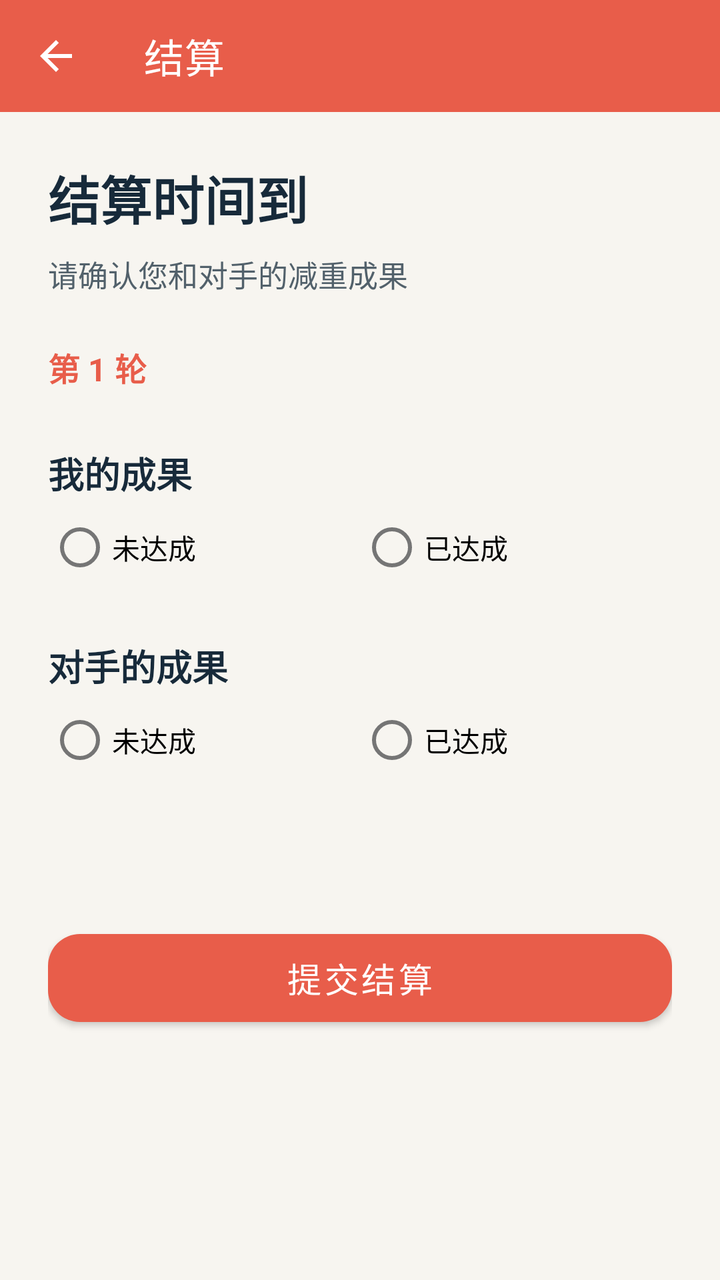
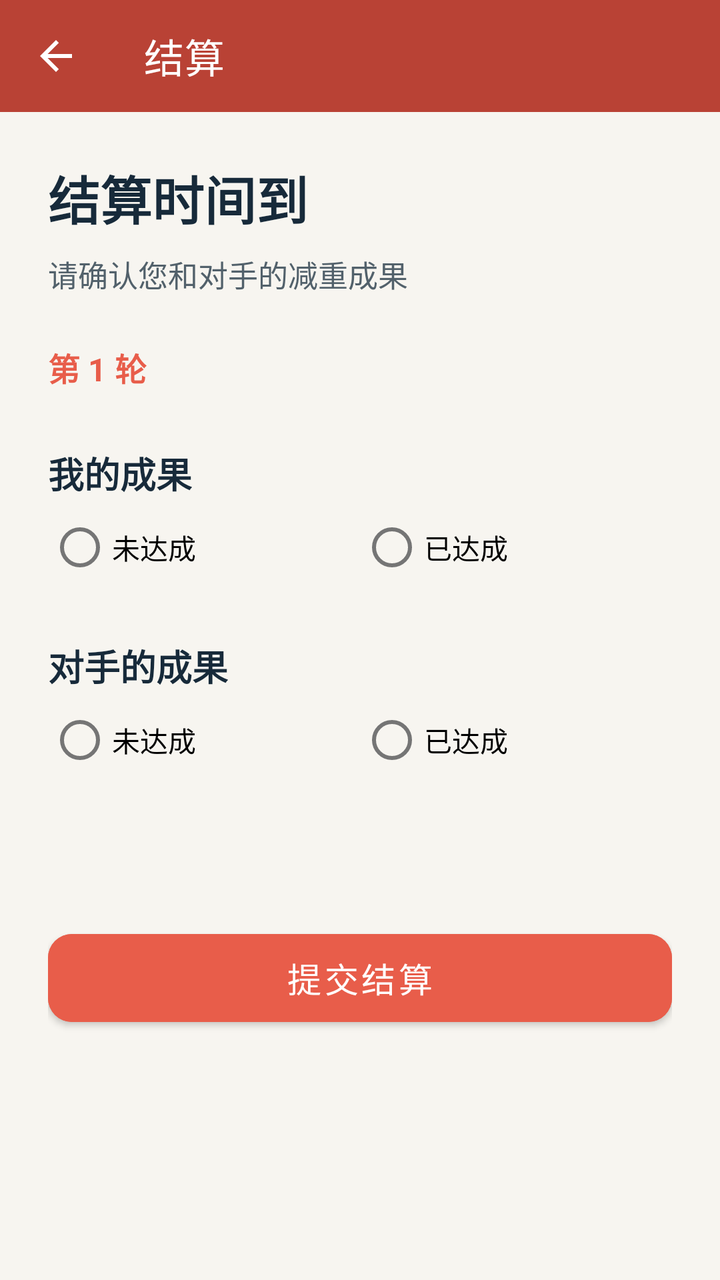

Two renders of the same Android screen: before a commit and after it. Below are the layout's source before the change and the commit's diff.
<!-- AndroidManifest.xml: activity theme Theme.WeightLossBetting -->
<!-- res/layout/activity_settlement.xml -->
<?xml version="1.0" encoding="utf-8"?>
<ScrollView xmlns:android="http://schemas.android.com/apk/res/android"
    xmlns:app="http://schemas.android.com/apk/res-auto"
    android:layout_width="match_parent"
    android:layout_height="match_parent"
    android:fillViewport="true"
    android:background="@color/xui_config_color_background">

    <LinearLayout
        android:layout_width="match_parent"
        android:layout_height="wrap_content"
        android:orientation="vertical">

        <com.google.android.material.appbar.MaterialToolbar
            android:id="@+id/toolbar"
            android:layout_width="match_parent"
            android:layout_height="?attr/actionBarSize"
            android:background="?attr/colorPrimary"
            app:title="结算"
            app:titleTextColor="@android:color/white"
            app:navigationIcon="@drawable/ic_arrow_back"
            app:navigationIconTint="@android:color/white" />

        <LinearLayout
            android:layout_width="match_parent"
            android:layout_height="wrap_content"
            android:orientation="vertical"
            android:padding="24dp">

            <TextView
                android:layout_width="match_parent"
                android:layout_height="wrap_content"
                android:text="结算时间到"
                android:textColor="@color/xui_config_color_text_title"
                android:textSize="26sp"
                android:textStyle="bold" />

            <TextView
                android:layout_width="match_parent"
                android:layout_height="wrap_content"
                android:layout_marginTop="8dp"
                android:text="请确认您和对手的减重成果"
                android:textColor="@color/xui_config_color_text_content"
                android:textSize="15sp" />

            <TextView
                android:id="@+id/tvRound"
                android:layout_width="match_parent"
                android:layout_height="wrap_content"
                android:layout_marginTop="24dp"
                android:text="第 1 轮"
                android:textColor="@color/brand_primary"
                android:textSize="16sp"
                android:textStyle="bold" />

            <TextView
                android:layout_width="wrap_content"
                android:layout_height="wrap_content"
                android:layout_marginTop="28dp"
                android:text="我的成果"
                android:textColor="@color/xui_config_color_text_title"
                android:textSize="18sp"
                android:textStyle="bold" />

            <RadioGroup
                android:id="@+id/rgSelf"
                android:layout_width="match_parent"
                android:layout_height="wrap_content"
                android:orientation="horizontal">
                <RadioButton
                    android:id="@+id/rbSelfNotAchieved"
                    android:layout_width="0dp"
                    android:layout_height="wrap_content"
                    android:layout_weight="1"
                    android:text="未达成" />
                <RadioButton
                    android:id="@+id/rbSelfAchieved"
                    android:layout_width="0dp"
                    android:layout_height="wrap_content"
                    android:layout_weight="1"
                    android:text="已达成" />
            </RadioGroup>

            <TextView
                android:layout_width="wrap_content"
                android:layout_height="wrap_content"
                android:layout_marginTop="22dp"
                android:text="对手的成果"
                android:textColor="@color/xui_config_color_text_title"
                android:textSize="18sp"
                android:textStyle="bold" />

            <RadioGroup
                android:id="@+id/rgOpponent"
                android:layout_width="match_parent"
                android:layout_height="wrap_content"
                android:orientation="horizontal">
                <RadioButton
                    android:id="@+id/rbOpponentNotAchieved"
                    android:layout_width="0dp"
                    android:layout_height="wrap_content"
                    android:layout_weight="1"
                    android:text="未达成" />
                <RadioButton
                    android:id="@+id/rbOpponentAchieved"
                    android:layout_width="0dp"
                    android:layout_height="wrap_content"
                    android:layout_weight="1"
                    android:text="已达成" />
            </RadioGroup>

            <TextView
                android:id="@+id/tvStatus"
                android:layout_width="match_parent"
                android:layout_height="wrap_content"
                android:layout_marginTop="24dp"
                android:textColor="@color/xui_config_color_text_content"
                android:textSize="14sp" />

            <TextView
                android:id="@+id/tvDisputeStatus"
                android:layout_width="match_parent"
                android:layout_height="wrap_content"
                android:layout_marginTop="12dp"
                android:textColor="@color/xui_config_color_text_content"
                android:textSize="14sp"
                android:visibility="gone" />

            <com.google.android.material.button.MaterialButton
                android:id="@+id/btnDispute"
                style="@style/Widget.MaterialComponents.Button.OutlinedButton"
                android:layout_width="match_parent"
                android:layout_height="wrap_content"
                android:layout_marginTop="12dp"
                android:text="反馈结算问题"
                android:visibility="gone" />

            <com.google.android.material.button.MaterialButton
                android:id="@+id/btnSubmit"
                android:layout_width="match_parent"
                android:layout_height="56dp"
                android:layout_marginTop="24dp"
                android:text="提交结算"
                android:textSize="17sp"
                app:cornerRadius="16dp" />

            <ProgressBar
                android:id="@+id/progressBar"
                android:layout_width="wrap_content"
                android:layout_height="wrap_content"
                android:layout_gravity="center"
                android:layout_marginTop="16dp"
                android:visibility="gone" />
        </LinearLayout>
    </LinearLayout>
</ScrollView>
<!-- resources referenced by this layout -->
<resources>
  <color name="brand_primary">#FFE85D4A</color>
  <color name="xui_config_color_background">#FFF7F5F0</color>
  <color name="xui_config_color_text_content">#FF52616B</color>
  <color name="xui_config_color_text_title">#FF172A3A</color>
  <!-- drawable ic_arrow_back (drawable) -->
  <vector xmlns:android="http://schemas.android.com/apk/res/android"
      android:width="24dp"
      android:height="24dp"
      android:viewportWidth="24"
      android:viewportHeight="24">
      <path
          android:fillColor="#000000"
          android:pathData="M20,11H7.83l5.59,-5.59L12,4l-8,8 8,8 1.41,-1.41L7.83,13H20v-2z"/>
  </vector>
  <style name="Theme.WeightLossBetting" parent="Theme.MaterialComponents.Light.NoActionBar">
          <item name="colorPrimary">@color/brand_primary</item>
          <item name="colorPrimaryDark">@color/brand_primary_dark</item>
          <item name="colorAccent">@color/brand_accent</item>
          <item name="android:statusBarColor">@color/brand_primary_dark</item>
          <item name="android:navigationBarColor">@color/brand_background</item>
          <item name="android:windowLightStatusBar">false</item>
          <item name="android:windowLightNavigationBar">true</item>
          
          
          <item name="XUIThemeStyle">@style/XUITheme.Phone</item>
      </style>
  <color name="brand_primary_dark">#FFB94235</color>
  <color name="brand_accent">#FF2E9D87</color>
  <color name="brand_background">#FFF7F5F0</color>
</resources>

<!-- the commit's change to res/layout/activity_settlement.xml (unified diff, before → after) -->
@@ -4,7 +4,7 @@
     android:layout_width="match_parent"
     android:layout_height="match_parent"
     android:fillViewport="true"
-    android:background="@color/xui_config_color_background">
+    android:background="@color/brand_background">
 
     <LinearLayout
         android:layout_width="match_parent"
@@ -15,7 +15,7 @@
             android:id="@+id/toolbar"
             android:layout_width="match_parent"
             android:layout_height="?attr/actionBarSize"
-            android:background="?attr/colorPrimary"
+            android:background="@color/brand_primary_dark"
             app:title="结算"
             app:titleTextColor="@android:color/white"
             app:navigationIcon="@drawable/ic_arrow_back"
@@ -31,7 +31,7 @@
                 android:layout_width="match_parent"
                 android:layout_height="wrap_content"
                 android:text="结算时间到"
-                android:textColor="@color/xui_config_color_text_title"
+                android:textColor="@color/brand_text"
                 android:textSize="26sp"
                 android:textStyle="bold" />
 
@@ -40,7 +40,7 @@
                 android:layout_height="wrap_content"
                 android:layout_marginTop="8dp"
                 android:text="请确认您和对手的减重成果"
-                android:textColor="@color/xui_config_color_text_content"
+                android:textColor="@color/brand_text_secondary"
                 android:textSize="15sp" />
 
             <TextView
@@ -58,7 +58,7 @@
                 android:layout_height="wrap_content"
                 android:layout_marginTop="28dp"
                 android:text="我的成果"
-                android:textColor="@color/xui_config_color_text_title"
+                android:textColor="@color/brand_text"
                 android:textSize="18sp"
                 android:textStyle="bold" />
 
@@ -86,7 +86,7 @@
                 android:layout_height="wrap_content"
                 android:layout_marginTop="22dp"
                 android:text="对手的成果"
-                android:textColor="@color/xui_config_color_text_title"
+                android:textColor="@color/brand_text"
                 android:textSize="18sp"
                 android:textStyle="bold" />
 
@@ -114,7 +114,7 @@
                 android:layout_width="match_parent"
                 android:layout_height="wrap_content"
                 android:layout_marginTop="24dp"
-                android:textColor="@color/xui_config_color_text_content"
+                android:textColor="@color/brand_text_secondary"
                 android:textSize="14sp" />
 
             <TextView
@@ -122,7 +122,7 @@
                 android:layout_width="match_parent"
                 android:layout_height="wrap_content"
                 android:layout_marginTop="12dp"
-                android:textColor="@color/xui_config_color_text_content"
+                android:textColor="@color/brand_text_secondary"
                 android:textSize="14sp"
                 android:visibility="gone" />
 
@@ -142,7 +142,10 @@
                 android:layout_marginTop="24dp"
                 android:text="提交结算"
                 android:textSize="17sp"
-                app:cornerRadius="16dp" />
+                android:textAllCaps="false"
+                android:textColor="@color/white"
+                android:backgroundTint="@color/brand_primary"
+                app:cornerRadius="12dp" />
 
             <ProgressBar
                 android:id="@+id/progressBar"
<!-- resource entries referenced after the edit -->
@@ -1,9 +1,6 @@
 <!-- resources referenced by this layout -->
 <resources>
   <color name="brand_primary">#FFE85D4A</color>
-  <color name="xui_config_color_background">#FFF7F5F0</color>
-  <color name="xui_config_color_text_content">#FF52616B</color>
-  <color name="xui_config_color_text_title">#FF172A3A</color>
   <!-- drawable ic_arrow_back (drawable) -->
   <vector xmlns:android="http://schemas.android.com/apk/res/android"
       android:width="24dp"
@@ -27,6 +24,9 @@
           <item name="XUIThemeStyle">@style/XUITheme.Phone</item>
       </style>
   <color name="brand_primary_dark">#FFB94235</color>
+  <color name="brand_text">#FF172A3A</color>
+  <color name="brand_text_secondary">#FF52616B</color>
+  <color name="white">#FFFFFFFF</color>
   <color name="brand_accent">#FF2E9D87</color>
   <color name="brand_background">#FFF7F5F0</color>
 </resources>
